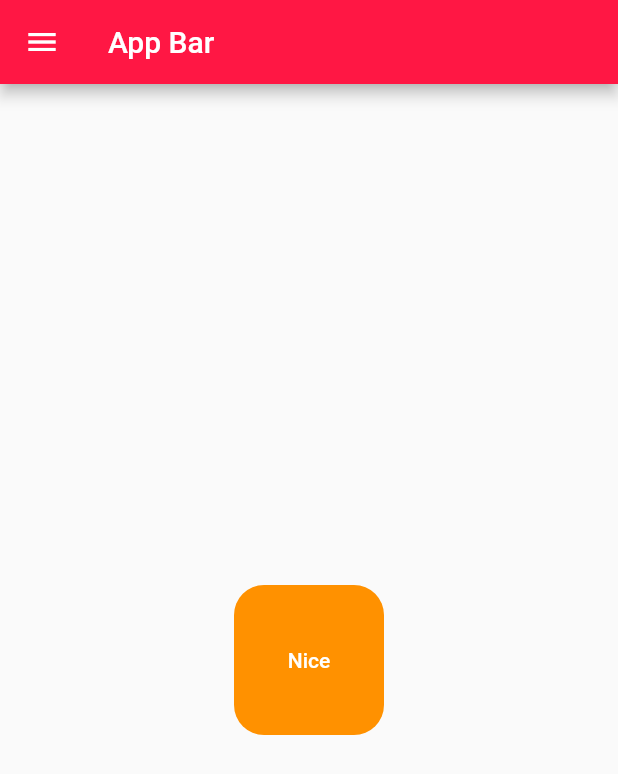
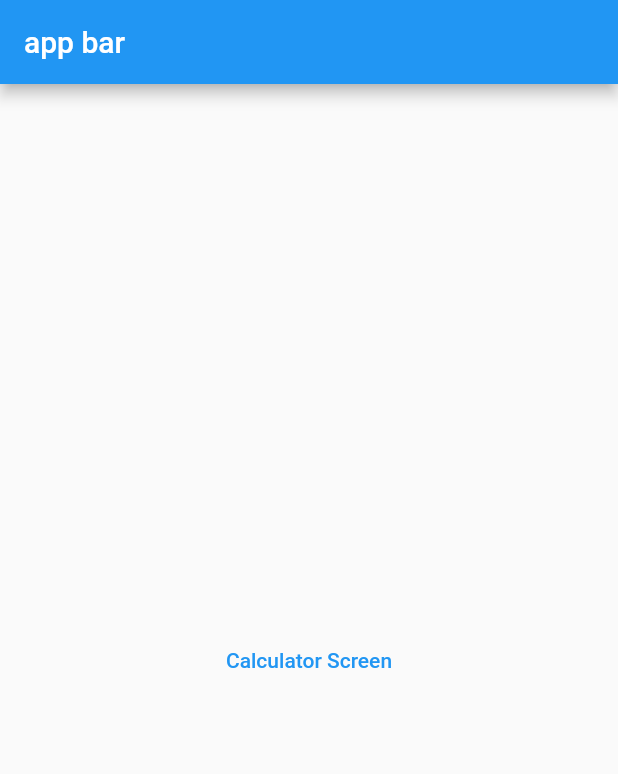
Before and after one commit to jsdevrazu/flutter-coe, a Flutter app: the screen it shows after launch, on a phone screen of 412 x 824 dp. Shown: the top 774 px of the screen. Run offline on Flutter 3.47's test engine with Material 2 defaults, Android fonts, the phone set to English and light mode, and no system bars.

Commit message:
learn dart routing

```diff
--- a/lib/components/navigationdrawer.dart
+++ b/lib/components/navigationdrawer.dart
@@ -1,8 +1,9 @@
 import 'package:flutter/material.dart';
-import 'package:my_app/constant/colors.dart';
-import 'package:my_app/screens/calculator.dart';
+import 'package:my_app/constant/navigation.dart';
+import 'package:my_app/screens/login.dart';
 
 class MyNavigation extends StatefulWidget {
+  static const String id = calculatorScreen;
   const MyNavigation({super.key});
 
   @override
@@ -12,61 +13,26 @@ class MyNavigation extends StatefulWidget {
 class _MyNavigationState extends State<MyNavigation> {
   @override
   Widget build(BuildContext context) {
-    return MaterialApp(
-      routes: {
-        'calculator': (context) => CalculatorScreen(),
-      },
-      home: Scaffold(
-        appBar: AppBar(
-          title: const Text("App Bar"),
-          backgroundColor: primaryColor,
-        ),
-        drawer: Drawer(
-          child: ListView(
-            padding: EdgeInsets.zero,
-            children: [
-              const UserAccountsDrawerHeader(
-                currentAccountPicture: CircleAvatar(
-                  backgroundImage: NetworkImage(
-                      "https://cdn.pixabay.com/photo/2014/12/16/22/25/sunset-570881__480.jpg"),
-                ),
-                accountName: Text("Razu Islam"),
-                accountEmail: Text("test@email.com"),
-              ),
-              ListTile(
-                leading: const Icon(Icons.home),
-                title: const Text("Home"),
-                onTap: () {
-                  print("log");
+    return Scaffold(
+      appBar: AppBar(
+        title: Text("app bar"),
+      ),
+      body: SafeArea(
+          child: Column(
+        mainAxisAlignment: MainAxisAlignment.center,
+        crossAxisAlignment: CrossAxisAlignment.center,
+        children: [
+          Center(
+            child: TextButton(
+                onPressed: () {
+                  Navigator.pushNamed(context, LoginScreen.id);
+                  // Navigator.push(context,
+                  //     MaterialPageRoute(builder: (context) => LoginScreen()));
                 },
-              )
-            ],
-          ),
-        ),
-        body: SafeArea(
-          child: Center(
-            child: TextButton(
-              onPressed: () {
-                Navigator.of(context).push(MaterialPageRoute(
-                    builder: ((context) => CalculatorScreen())));
-              },
-              child: Container(
-                width: 100,
-                height: 100,
-                child: const Center(
-                  child: Text(
-                    "Nice",
-                    style: TextStyle(color: Colors.white),
-                  ),
-                ),
-                decoration: BoxDecoration(
-                    color: secondaryColor,
-                    borderRadius: BorderRadius.circular(number)),
-              ),
-            ),
-          ),
-        ),
-      ),
+                child: Text("Calculator Screen")),
+          )
+        ],
+      )),
     );
   }
 }
--- /dev/null
+++ b/lib/constant/navigation.dart
@@ -0,0 +1,2 @@
+const String loginScreen = "login_screen";
+const String calculatorScreen = "calculator_screen";
```
Also changed, not shown: lib/components/whatappbar.dart (+4 -4 lines), lib/main.dart (+9 -1 lines), lib/screens/calculator.dart (+1 -6 lines), lib/screens/login.dart (+12 -6 lines).
